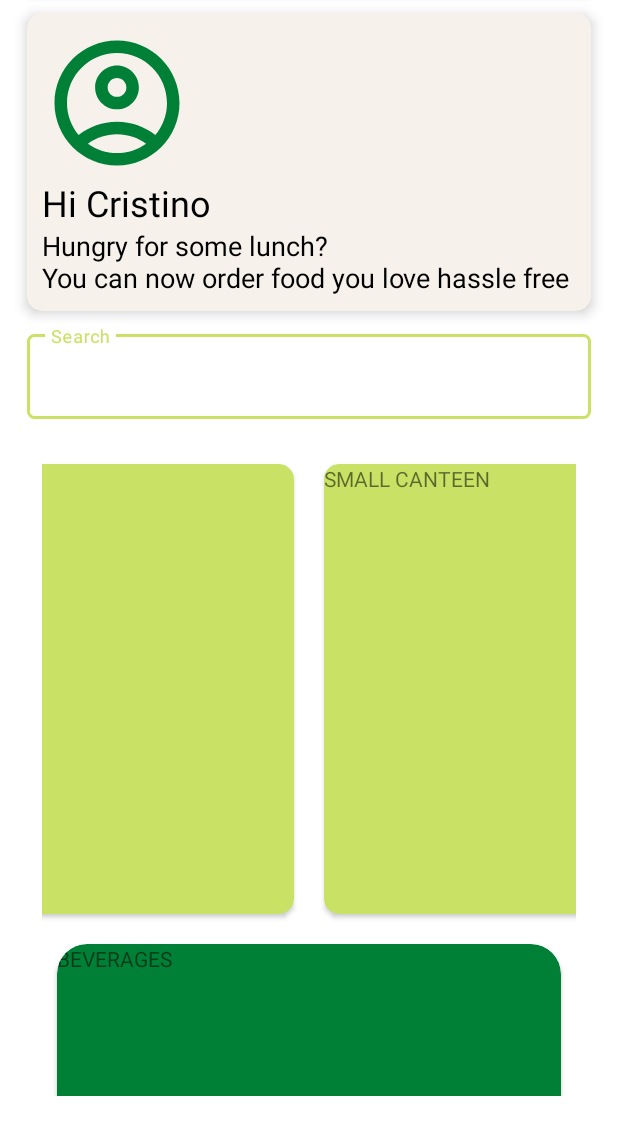
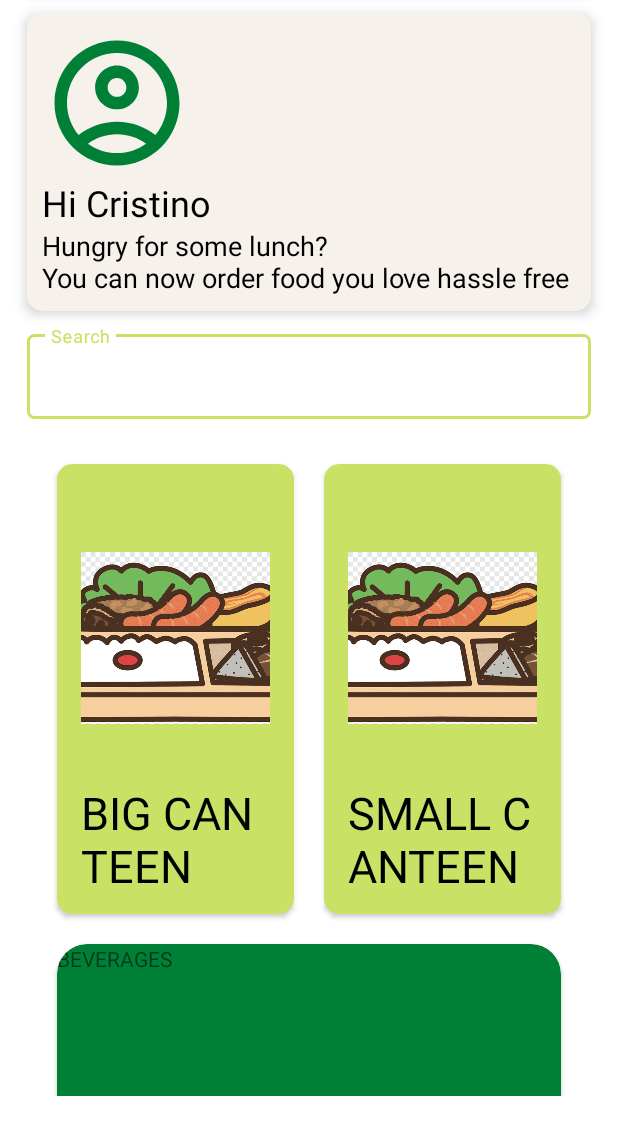
Before and after one commit to Godo-Rogelio/EssFoodmart, an Android app: the screen it shows after launch (Dashboard), on a phone screen of 412 x 824 dp, the part 98-1236 px from its top. Run offline under Robolectric (Android 15) with nearby library versions, the phone set to English and light mode, and no system bars.

Commit message:
2022-11-20

```diff
--- a/app/src/main/res/layout/activity_dashboard.xml
+++ b/app/src/main/res/layout/activity_dashboard.xml
@@ -95,42 +95,87 @@
             android:layout_width="match_parent"
             android:layout_height="wrap_content"
             android:orientation="horizontal"
-            android:gravity="center"
             app:layout_constraintEnd_toEndOf="parent"
             app:layout_constraintStart_toStartOf="parent"
             app:layout_constraintTop_toTopOf="parent">
 
             <androidx.cardview.widget.CardView
                 android:id="@+id/cardBigCanteen"
-                android:layout_width="300dp"
+                android:layout_width="match_parent"
                 android:layout_height="300dp"
-                android:layout_columnWeight="1"
+                android:layout_weight="1"
                 android:layout_margin="10dp"
                 android:foreground="?android:attr/selectableItemBackground"
                 app:cardBackgroundColor="@color/colorPrimary"
                 app:cardCornerRadius="10dp">
 
+                <androidx.constraintlayout.widget.ConstraintLayout
+                    android:layout_width="match_parent"
+                    android:layout_height="match_parent"
+                    android:padding="16dp">
+
+                    <ImageView
+                        android:id="@+id/imageView2"
+                        android:layout_width="200dp"
+                        android:layout_height="200dp"
+                        android:layout_gravity="center"
+                        android:src="@drawable/big_canteen"
+                        app:layout_constraintEnd_toEndOf="parent"
+                        app:layout_constraintStart_toStartOf="parent"
+                        app:layout_constraintTop_toTopOf="parent" />
+
                     <TextView
                         android:layout_width="wrap_content"
                         android:layout_height="wrap_content"
-                    android:text="BIG CANTEEN" />
+                        android:text="BIG CANTEEN"
+                        android:textSize="30dp"
+                        android:textColor="@color/black"
+                        app:layout_constraintBottom_toBottomOf="parent"
+                        app:layout_constraintEnd_toEndOf="parent"
+                        app:layout_constraintStart_toStartOf="parent"
+                        app:layout_constraintTop_toBottomOf="@+id/imageView2" />
+
+                </androidx.constraintlayout.widget.ConstraintLayout>
 
             </androidx.cardview.widget.CardView>
 
             <androidx.cardview.widget.CardView
                 android:id="@+id/cardSmallCanteen"
-                android:layout_width="300dp"
+                android:layout_width="match_parent"
                 android:layout_height= "300dp"
-                android:layout_columnWeight="1"
+                android:layout_weight="1"
                 android:layout_margin="10dp"
                 android:foreground="?android:attr/selectableItemBackground"
                 app:cardBackgroundColor="@color/colorPrimary"
                 app:cardCornerRadius="10dp">
 
+                <androidx.constraintlayout.widget.ConstraintLayout
+                    android:layout_width="match_parent"
+                    android:layout_height="match_parent"
+                    android:padding="16dp">
+
+                    <ImageView
+                        android:id="@+id/imageSmallC"
+                        android:layout_width="200dp"
+                        android:layout_height="200dp"
+                        android:layout_gravity="center"
+                        android:src="@drawable/big_canteen"
+                        app:layout_constraintEnd_toEndOf="parent"
+                        app:layout_constraintStart_toStartOf="parent"
+                        app:layout_constraintTop_toTopOf="parent" />
+
                     <TextView
                         android:layout_width="wrap_content"
                         android:layout_height="wrap_content"
-                    android:text="SMALL CANTEEN" />
+                        android:text="SMALL CANTEEN"
+                        android:textSize="30dp"
+                        android:textColor="@color/black"
+                        app:layout_constraintBottom_toBottomOf="parent"
+                        app:layout_constraintEnd_toEndOf="parent"
+                        app:layout_constraintStart_toStartOf="parent"
+                        app:layout_constraintTop_toBottomOf="@+id/imageSmallC" />
+
+                </androidx.constraintlayout.widget.ConstraintLayout>
 
             </androidx.cardview.widget.CardView>
 
```
Also changed, not shown: app/src/main/res/drawable/big_canteen.png (added). Lines whose indentation alone changed are shown as unchanged.
